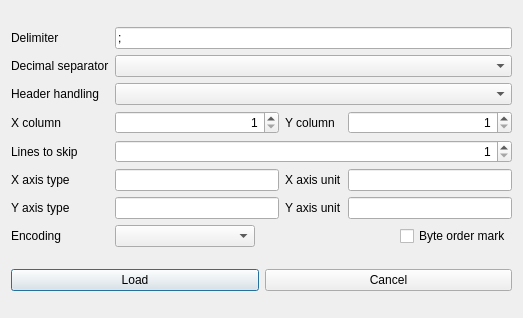
Old version of the form src/gui/loadcsvfiledialog.ui in the repository echmet/CEval.
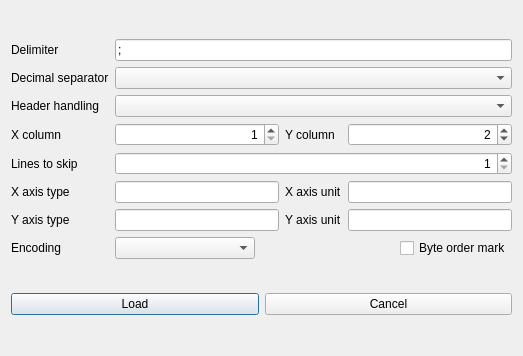
New version of the form.

Commit message: - Set default value of column Y to 2 - Fix a typo in error message

Diff of the .ui file:
```diff
--- a/src/gui/loadcsvfiledialog.ui
+++ b/src/gui/loadcsvfiledialog.ui
@@ -7,7 +7,7 @@
     <x>0</x>
     <y>0</y>
     <width>523</width>
-    <height>318</height>
+    <height>356</height>
    </rect>
   </property>
   <property name="windowTitle">
@@ -198,6 +198,9 @@
        <property name="maximum">
         <number>999999999</number>
        </property>
+       <property name="value">
+        <number>2</number>
+       </property>
       </widget>
      </item>
     </layout>
```
The commit also changes 1 other file.
